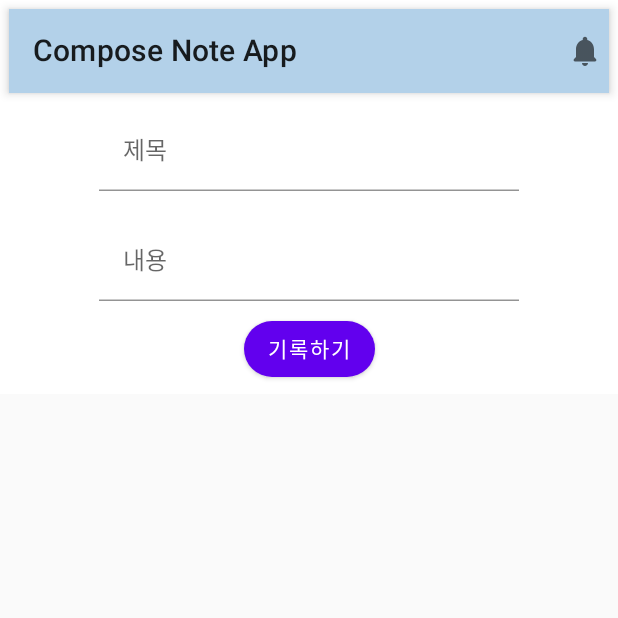
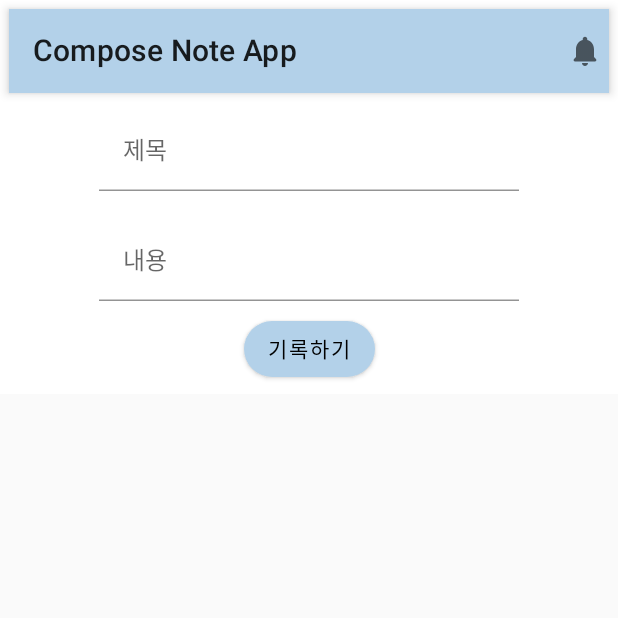
Before and after one commit to ksjmgrkks/Jetpack-Compose-Study, an Android app built with Jetpack Compose: the screen it shows after launch (MainActivity), on a phone screen of 412 x 824 dp, the top half of it. Run offline under Robolectric (Android 15) with nearby library versions, the phone set to English and light mode, and no system bars.

```diff
--- a/ComposeNoteApp/app/build.gradle
+++ b/ComposeNoteApp/app/build.gradle
@@ -9,7 +9,7 @@ android {
 
     defaultConfig {
         applicationId "com.kks.noteapp"
-        minSdk 24
+        minSdk 26
         targetSdk 33
         versionCode 1
         versionName "1.0"
--- a/ComposeNoteApp/app/src/main/java/com/kks/noteapp/MainActivity.kt
+++ b/ComposeNoteApp/app/src/main/java/com/kks/noteapp/MainActivity.kt
@@ -18,11 +18,10 @@ class MainActivity : ComponentActivity() {
         super.onCreate(savedInstanceState)
         setContent {
             ComposeNoteAppTheme {
-                // A surface container using the 'background' color from the theme
                 Surface(
                     color = MaterialTheme.colors.background
                 ) {
-                    NoteScreen()
+                    NoteScreen(notes = emptyList(), onAddNote = {}, onRemoveNote = {})
                 }
             }
         }
--- a/ComposeNoteApp/app/src/main/java/com/kks/noteapp/components/NoteComponents.kt
+++ b/ComposeNoteApp/app/src/main/java/com/kks/noteapp/components/NoteComponents.kt
@@ -3,10 +3,7 @@ package com.kks.noteapp.components
 import androidx.compose.foundation.shape.CircleShape
 import androidx.compose.foundation.text.KeyboardActions
 import androidx.compose.foundation.text.KeyboardOptions
-import androidx.compose.material.Button
-import androidx.compose.material.Text
-import androidx.compose.material.TextField
-import androidx.compose.material.TextFieldDefaults
+import androidx.compose.material.*
 import androidx.compose.runtime.Composable
 import androidx.compose.ui.ExperimentalComposeUiApi
 import androidx.compose.ui.Modifier
@@ -43,6 +40,8 @@ fun NoteInputText(
 @Composable
 fun NoteButton(
     modifier: Modifier = Modifier,
+    backgroundColor: Color,
+    contentColor: Color,
     text: String,
     onClick: () -> Unit,
     enabled: Boolean = true
@@ -50,6 +49,10 @@ fun NoteButton(
     Button(
         onClick = onClick,
         shape = CircleShape,
+        colors = ButtonDefaults.buttonColors(
+            backgroundColor = backgroundColor,
+            contentColor = contentColor
+        ),
         enabled = enabled,
         modifier = modifier
     ) {
--- a/ComposeNoteApp/app/src/main/java/com/kks/noteapp/screen/NoteScreen.kt
+++ b/ComposeNoteApp/app/src/main/java/com/kks/noteapp/screen/NoteScreen.kt
@@ -18,9 +18,14 @@ import androidx.compose.ui.unit.dp
 import com.kks.noteapp.R
 import com.kks.noteapp.components.NoteButton
 import com.kks.noteapp.components.NoteInputText
+import com.kks.noteapp.model.Note
 
 @Composable
-fun NoteScreen(){
+fun NoteScreen(
+    notes: List<Note>,
+    onAddNote: (Note) -> Unit,
+    onRemoveNote: (Note) -> Unit
+){
     var title by remember {
         mutableStateOf("")
     }
@@ -70,7 +75,11 @@ fun NoteScreen(){
                         description = it
                 })
 
-            NoteButton(text = "기록하기", onClick = {  })
+            NoteButton(
+                text = "기록하기",
+                backgroundColor = Color(0xFFB3D1E9),
+                contentColor = Color.Black,
+                onClick = {  })
 
         }
 
@@ -81,5 +90,5 @@ fun NoteScreen(){
 @Preview(showBackground = true)
 @Composable
 fun NotesScreenPreview(){
-    NoteScreen()
+    NoteScreen(notes = emptyList(), onAddNote = {}, onRemoveNote = {})
 }
```
Also changed, not shown: ComposeNoteApp/app/src/main/java/com/kks/noteapp/data/NoteDataSource.kt (added, +15 -0 lines), ComposeNoteApp/app/src/main/java/com/kks/noteapp/model/Note.kt (added, +11 -0 lines).
